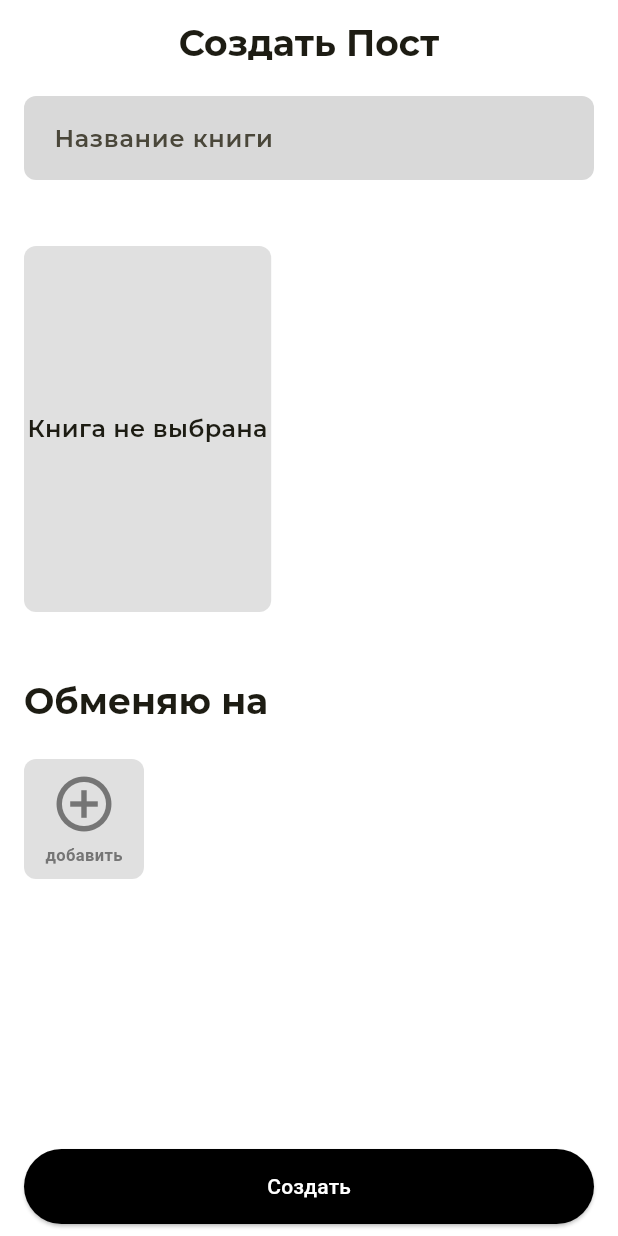
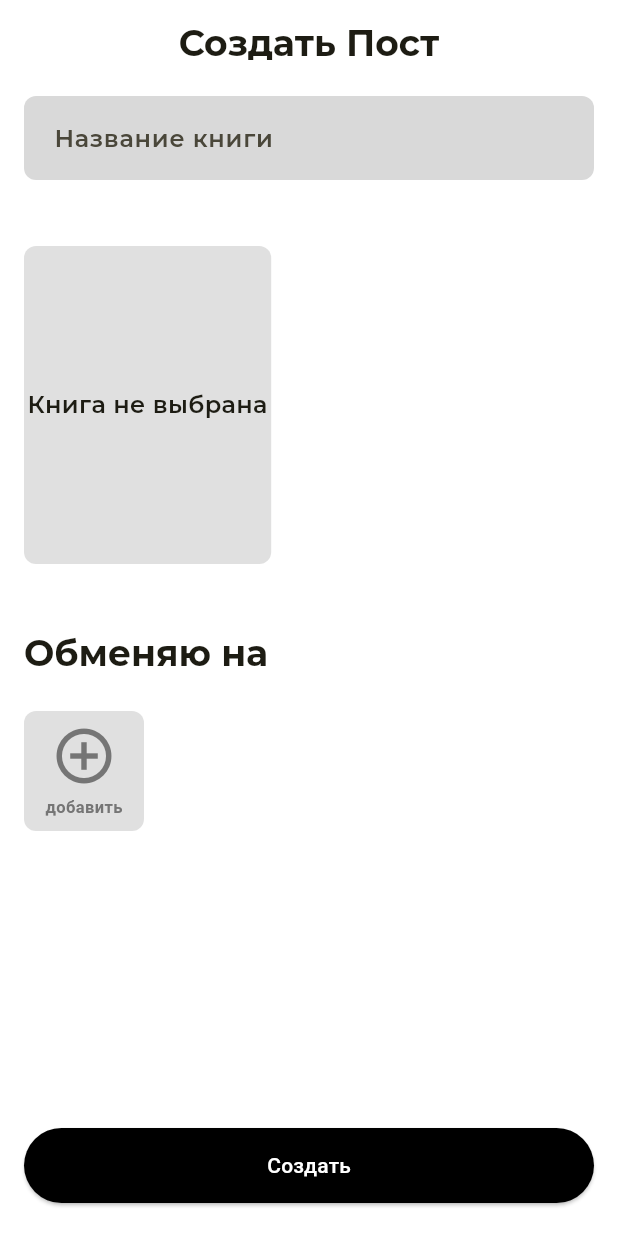
Before and after one commit to Baimukhambet/Flutter-BookXchange, a Flutter app: the OrderScreen screen opened by its route, on a phone screen of 412 x 824 dp. Run offline on Flutter 3.47's test engine with Material 3 defaults, Android fonts, the phone set to English and light mode, and no system bars; our stand-ins replace bloc, cloud_firestore, equatable, firebase_auth, firebase_core, flutter_bloc and 2 more; accounts and stored records are empty.

Commit message:
responsive create post page

```diff
--- a/lib/features/order/order_screen.dart
+++ b/lib/features/order/order_screen.dart
@@ -215,23 +215,21 @@ class OrderScreen extends StatelessWidget {
             24.height,
             Expanded(
               child: Column(
-                mainAxisAlignment: MainAxisAlignment.spaceBetween,
-                children: [
-                  Column(
                 crossAxisAlignment: CrossAxisAlignment.start,
                 children: [
                   Text('Обменяю на', style: theme.textTheme.titleLarge),
                   24.height,
-                      BlocBuilder<OrderBloc, OrderState>(
+                  Expanded(
+                    child: BlocBuilder<OrderBloc, OrderState>(
                       bloc: bloc,
                       builder: (context, state) {
                         return Row(
+                          crossAxisAlignment: CrossAxisAlignment.start,
                           children: [
                             if (state is OrderForm)
                               ...state.taking.map(
                                 (e) {
-                                    return Flexible(
-                                        child: GetBookItem(book: e));
+                                  return Flexible(child: GetBookItem(book: e));
                                 },
                               ),
                             if (!(state is OrderForm &&
@@ -245,9 +243,10 @@ class OrderScreen extends StatelessWidget {
                         );
                       },
                     ),
+                  ),
                 ],
               ),
-                  24.height,
+            ),
             ElevatedButton(
                 onPressed: () {},
                 style: ElevatedButton.styleFrom(
@@ -255,9 +254,7 @@ class OrderScreen extends StatelessWidget {
                     backgroundColor: Colors.black,
                     foregroundColor: Colors.white),
                 child: const Text("Создать")),
-                ],
-              ),
-            )
+            14.height
           ],
         ),
       ),
```
Also changed, not shown: lib/features/order/widgets/get_book_item.dart (+11 -10 lines). Lines whose indentation alone changed are shown as unchanged.
